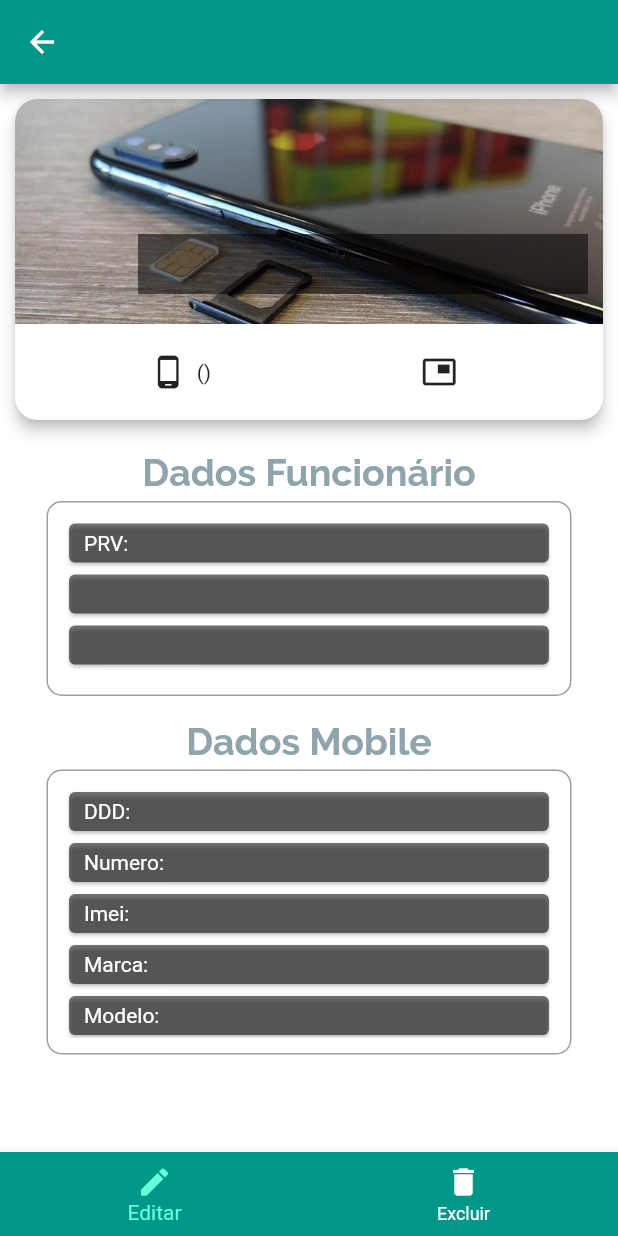
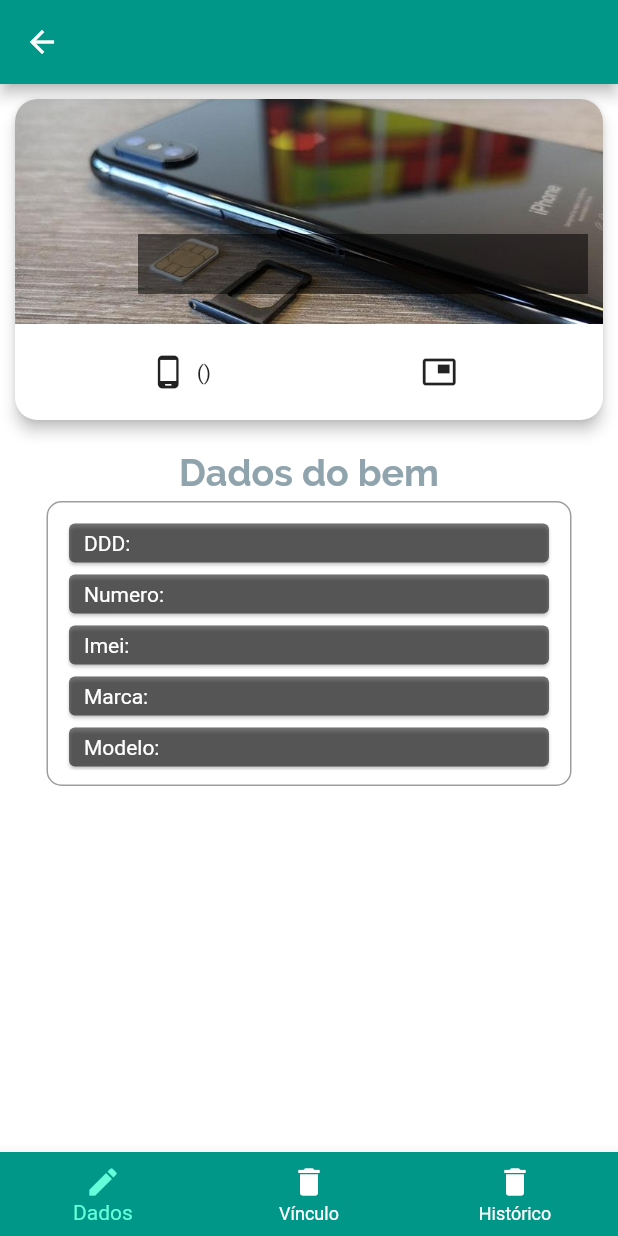
Before and after one commit to nofsd/NoFSD, a Flutter app: the MobileDetalhesScreen screen opened directly with empty values, on a phone screen of 412 x 824 dp. Run offline on Flutter 3.47's test engine with Material 2 defaults, Android fonts, the light colour scheme and no system bars; our stand-ins replace firebase_auth, google_sign_in, image_picker, shared_preferences; missing offline and left inert: cloud_firestore_web, firebase_auth_web, firebase_core_web, flutter_auth_buttons, google_sign_in_web, shared_preferences_web; accounts and stored records are empty; generated files the repository leaves out were written again.

Commit message:
Criação fluxo detalhamento

```diff
--- /dev/null
+++ b/lib/screens/mobile_dadosbem_screen.dart
@@ -0,0 +1,68 @@
+import 'package:flutter/material.dart';
+import 'package:hack_infor/models/mobile_model.dart';
+import 'package:hack_infor/widgets/mobile_detalhe_top_widget.dart';
+
+class MobileDetalhesDadosBem extends StatelessWidget {
+  Widget _createSectionContainerMobile(Widget child) {
+    return Container(
+        width: 350,
+        height: 190,
+        padding: EdgeInsets.all(10),
+        margin: EdgeInsets.symmetric(vertical: 5),
+        decoration: BoxDecoration(
+          color: Colors.white,
+          border: Border.all(color: Colors.grey),
+          borderRadius: BorderRadius.circular(10),
+        ),
+        child: child);
+  }
+
+  @override
+  Widget build(BuildContext context) {
+    final MobileModel mobile =
+        ModalRoute.of(context).settings.arguments as MobileModel;
+    List dadosMobile = [
+      'DDD: ${mobile.ddd}',
+      'Numero: ${mobile.numero}',
+      'Imei: ${mobile.imei}',
+      'Marca: ${mobile.marca}',
+      'Modelo: ${mobile.modelo}',
+      'Operadora: ${mobile.operadora}',
+      'Marca: ${mobile.marca}',
+    ];
+    return SingleChildScrollView(
+      child: Column(
+        children: [
+          MobileDetalheTopWidget(),
+          Container(
+            margin: EdgeInsets.only(top: 10),
+            child: Text(
+              'Dados do bem',
+              style: Theme.of(context).textTheme.headline6,
+            ),
+          ),
+          _createSectionContainerMobile(
+            ListView.builder(
+              itemCount: dadosMobile.length,
+              itemBuilder: (ctx, index) {
+                return Card(
+                  color: Colors.black54,
+                  child: Padding(
+                    padding: const EdgeInsets.symmetric(
+                      vertical: 5,
+                      horizontal: 10,
+                    ),
+                    child: Text(
+                      dadosMobile[index],
+                      style: TextStyle(color: Colors.white),
+                    ),
+                  ),
+                );
+              },
+            ),
+          ),
+        ],
+      ),
+    );
+  }
+}
--- a/lib/screens/mobile_detalhes_screen.dart
+++ b/lib/screens/mobile_detalhes_screen.dart
@@ -1,132 +1,63 @@
 import 'package:flutter/material.dart';
 import 'package:hack_infor/models/mobile_model.dart';
-import 'package:hack_infor/widgets/mobile_detalhe_top_widget.dart';
+import 'package:hack_infor/screens/mobile_dadosbem_screen.dart';
+import 'package:hack_infor/screens/mobile_historico_screen.dart';
+import 'package:hack_infor/screens/mobile_vinculo_screen.dart';
 
-class MobileDetalhesScreen extends StatelessWidget {
-  Widget _createSectionContainerFunci(Widget child) {
-    return Container(
-        width: 350,
-        height: 130,
-        padding: EdgeInsets.all(10),
-        margin: EdgeInsets.symmetric(vertical: 5),
-        decoration: BoxDecoration(
-          color: Colors.white,
-          border: Border.all(color: Colors.grey),
-          borderRadius: BorderRadius.circular(10),
-        ),
-        child: child);
-  }
+class MobileDetalhesScreen extends StatefulWidget {
+  @override
+  _MobileDetalhesScreenState createState() => _MobileDetalhesScreenState();
+}
 
-  Widget _createSectionContainerMobile(Widget child) {
-    return Container(
-        width: 350,
-        height: 190,
-        padding: EdgeInsets.all(10),
-        margin: EdgeInsets.symmetric(vertical: 5),
-        decoration: BoxDecoration(
-          color: Colors.white,
-          border: Border.all(color: Colors.grey),
-          borderRadius: BorderRadius.circular(10),
-        ),
-        child: child);
+class _MobileDetalhesScreenState extends State<MobileDetalhesScreen> {
+  int _selectedIndex = 0;
+  static const TextStyle optionStyle =
+      TextStyle(fontSize: 30, fontWeight: FontWeight.bold);
+
+  static List<Widget> _widgetOptions = <Widget>[
+    MobileDetalhesDadosBem(),
+    MobileDetalhesVinculoScreen(),
+    MobileDetalhesHistoricoScreen(),
+  ];
+
+  void _onItemTapped(int index) {
+    setState(() {
+      _selectedIndex = index;
+    });
   }
 
   @override
   Widget build(BuildContext context) {
     final MobileModel mobile =
         ModalRoute.of(context).settings.arguments as MobileModel;
-    List dadosFunci = ['PRV: ${mobile.prv}', '', ''];
-    List dadosMobile = [
-      'DDD: ${mobile.ddd}',
-      'Numero: ${mobile.numero}',
-      'Imei: ${mobile.imei}',
-      'Marca: ${mobile.marca}',
-      'Modelo: ${mobile.modelo}',
-      'Operadora: ${mobile.operadora}',
-      'Marca: ${mobile.marca}',
-    ];
+
     return Scaffold(
       appBar: AppBar(
         centerTitle: true,
         title: Text(mobile.prv),
       ),
-      body: SingleChildScrollView(
-        child: Column(
-          children: [
-            MobileDetalheTopWidget(),
-            Container(
-              margin: EdgeInsets.only(top: 10),
-              child: Text(
-                'Dados Funcionário',
-                style: Theme.of(context).textTheme.headline6,
-              ),
-            ),
-            _createSectionContainerFunci(
-              ListView.builder(
-                itemCount: dadosFunci.length,
-                itemBuilder: (ctx, index) {
-                  return Card(
-                    color: Colors.black54,
-                    child: Padding(
-                      padding: const EdgeInsets.symmetric(
-                        vertical: 5,
-                        horizontal: 10,
-                      ),
-                      child: Text(
-                        dadosFunci[index],
-                        style: TextStyle(color: Colors.white),
-                      ),
-                    ),
-                  );
-                },
-              ),
-            ),
-            Container(
-              margin: EdgeInsets.only(top: 10),
-              child: Text(
-                'Dados Mobile',
-                style: Theme.of(context).textTheme.headline6,
-              ),
-            ),
-            _createSectionContainerMobile(
-              ListView.builder(
-                itemCount: dadosMobile.length,
-                itemBuilder: (ctx, index) {
-                  return Card(
-                    color: Colors.black54,
-                    child: Padding(
-                      padding: const EdgeInsets.symmetric(
-                        vertical: 5,
-                        horizontal: 10,
-                      ),
-                      child: Text(
-                        dadosMobile[index],
-                        style: TextStyle(color: Colors.white),
-                      ),
-                    ),
-                  );
-                },
-              ),
-            ),
-          ],
-        ),
-      ),
+      body: _widgetOptions.elementAt(_selectedIndex),
       bottomNavigationBar: BottomNavigationBar(
-        onTap: (_) {},
+        onTap: _onItemTapped,
         backgroundColor: Theme.of(context).primaryColor,
         unselectedItemColor: Colors.white,
         selectedItemColor: Theme.of(context).accentColor,
-        currentIndex: 0,
+        currentIndex: _selectedIndex,
         type: BottomNavigationBarType.fixed,
         items: [
           BottomNavigationBarItem(
             icon: Icon(Icons.edit),
-            title: Text('Editar'),
+            title: Text('Dados'),
             backgroundColor: Theme.of(context).primaryColor,
           ),
           BottomNavigationBarItem(
             icon: Icon(Icons.delete),
-            title: Text('Excluir'),
+            title: Text('Vínculo'),
+            backgroundColor: Theme.of(context).primaryColor,
+          ),
+          BottomNavigationBarItem(
+            icon: Icon(Icons.delete),
+            title: Text('Histórico'),
             backgroundColor: Theme.of(context).primaryColor,
           ),
         ],
```
Also changed, not shown: lib/screens/mobile_historico_screen.dart (added, +60 -0 lines), lib/screens/mobile_vinculo_screen.dart (added, +60 -0 lines).
